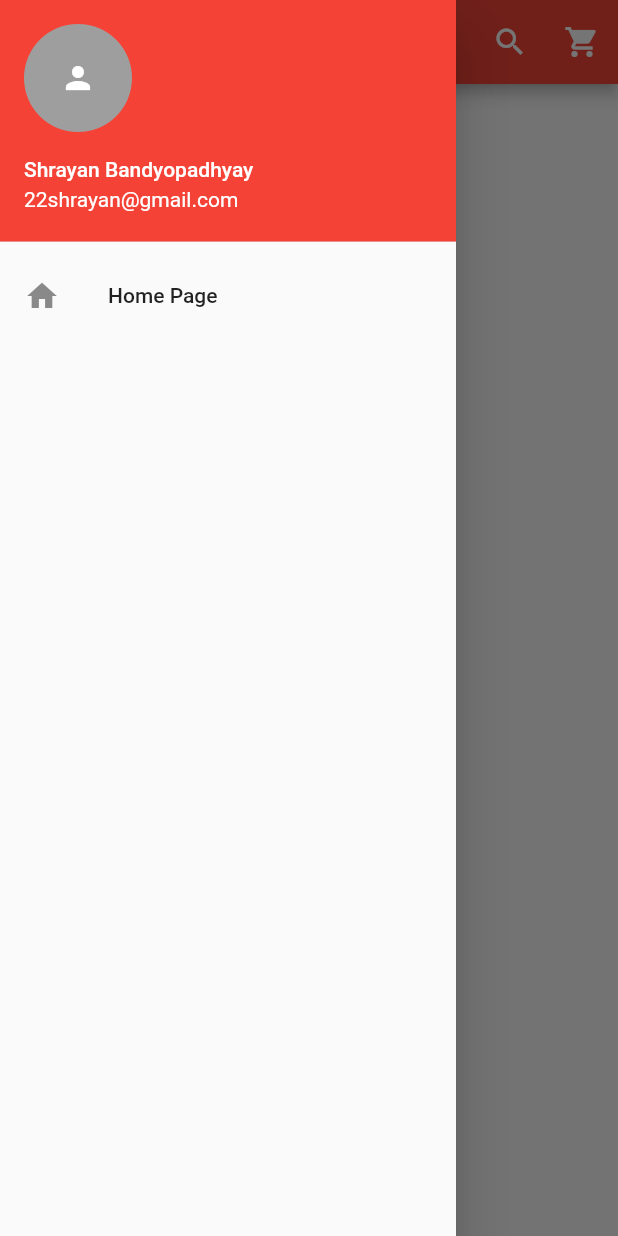
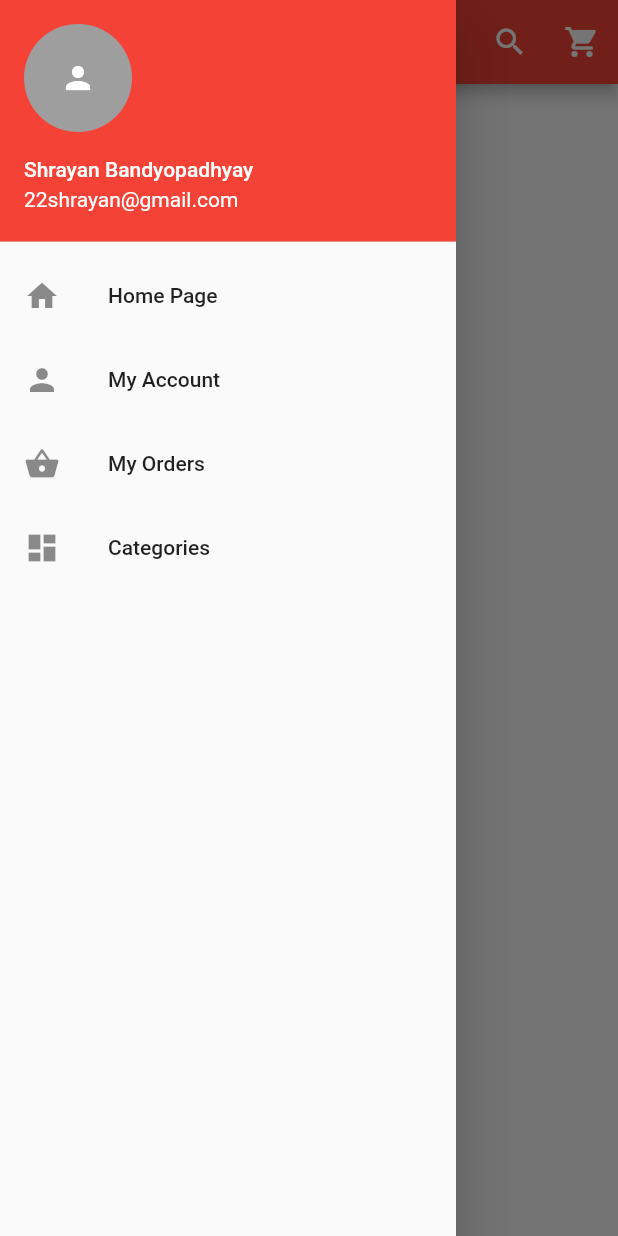
Before and after one commit to mr-shrayan/tello, a Flutter app: the screen it shows after launch, with the side drawer open, on a phone screen of 412 x 824 dp. Run offline on Flutter 3.47's test engine with Material 2 defaults, Android fonts, the phone set to English and light mode, and no system bars.

Commit message:
Added other Inkwell Categories in main.dart.

```diff
--- a/lib/main.dart
+++ b/lib/main.dart
@@ -46,10 +46,38 @@ class _HomePageState extends State<HomePage> {
             ),
 
             // body
-            ListTile(
-              title: Text('Home Page'),
-              leading: Icon(Icons.home),
-            )
+            InkWell(
+              onTap:  (){},
+              child: ListTile(
+                title: Text('Home Page'),
+                leading: Icon(Icons.home),
+              ),
+            ),
+
+            InkWell(
+              onTap:  (){},
+              child: ListTile(
+                title: Text('My Account'),
+                leading: Icon(Icons.person),
+              ),
+            ),
+
+            InkWell(
+              onTap:  (){},
+              child: ListTile(
+                title: Text('My Orders'),
+                leading: Icon(Icons.shopping_basket),
+              ),
+            ),
+
+            InkWell(
+              onTap:  (){},
+              child: ListTile(
+                title: Text('Categories'),
+                leading: Icon(Icons.dashboard),
+              ),
+            ),
+
           ],
         ),
       ),
```
